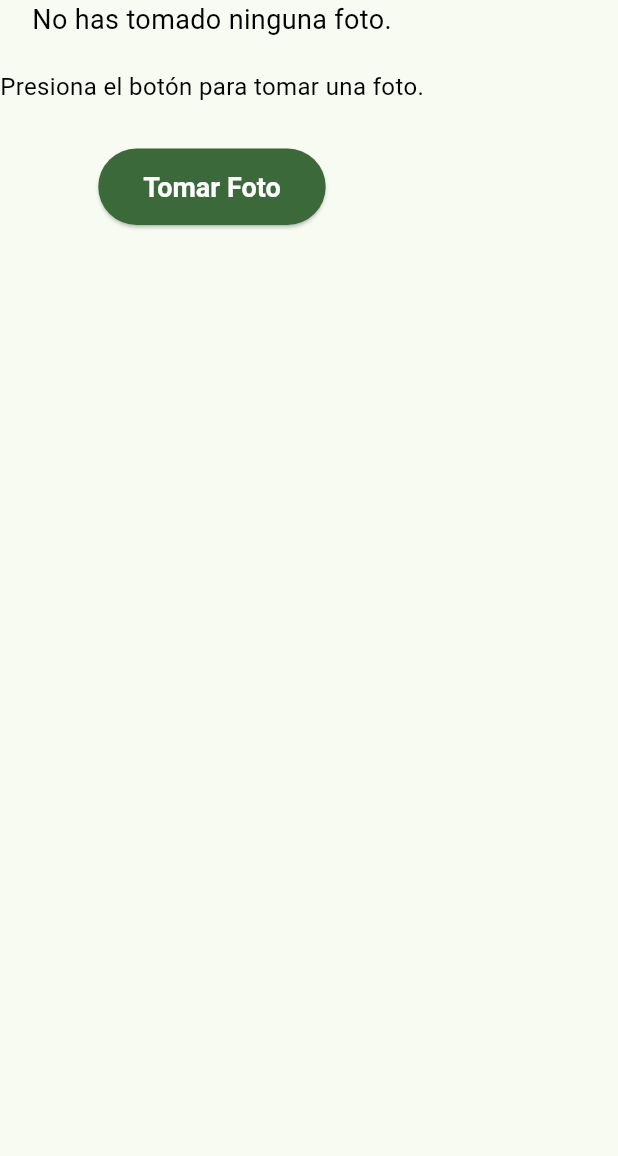
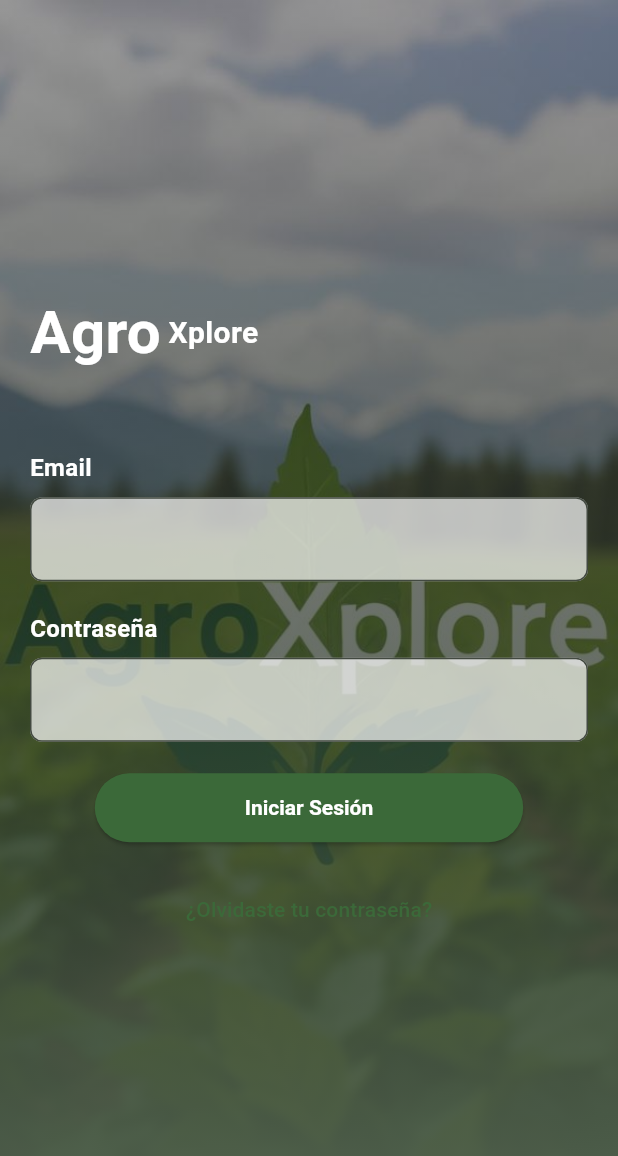
Before and after one commit to jhosepct/agro_xplore, a Flutter app: the screen it shows after launch, on a phone screen of 412 x 824 dp. Shown: the top 1156 px of the screen. Run offline on Flutter 3.47's test engine with Material 3 defaults, Android fonts, the light colour scheme and no system bars; our stand-ins replace bloc, connectivity_plus, firebase_auth, firebase_core, flutter_bloc, geolocator and 4 more; missing offline and left inert: animation_wrappers; accounts and stored records are empty.

Commit message:
add login and firebase config

```diff
--- a/lib/screens/home.dart
+++ b/lib/Home/home/home.dart
@@ -75,10 +75,6 @@ class _HomeScreenState extends State<HomeScreen> {
       statusBarIconBrightness: Brightness.light, // Color de los íconos en la barra de estado
     ));
     return Scaffold(
-      // appBar: AppBar(
-      //
-      //   backgroundColor: Theme.of(context).colorScheme.primary,
-      // ),
       body: SafeArea(
         child: Column(
           mainAxisAlignment: MainAxisAlignment.start,
--- /dev/null
+++ b/lib/assets/assets.dart
@@ -0,0 +1,3 @@
+class Assets{
+  static const String intro = "assets/intro.jpg";
+}
--- a/lib/main.dart
+++ b/lib/main.dart
@@ -1,5 +1,7 @@
-import 'package:agro_xplore/screens/home.dart';
+import 'package:agro_xplore/firebase_options.dart';
+import 'package:agro_xplore/screens/Auth/splash_screen.dart';
 import 'package:agro_xplore/style/style.dart';
+import 'package:firebase_core/firebase_core.dart';
 import 'package:flutter/material.dart';
 
 void main() async {
@@ -9,7 +11,9 @@
 }
 
 Future<void> initializeApp() async {
-
+  await Firebase.initializeApp(
+    options: DefaultFirebaseOptions.currentPlatform,
+  );
 }
 
 class MyApp extends StatelessWidget {
@@ -19,7 +23,7 @@
   Widget build(BuildContext context) {
     return MaterialApp(
         theme: uiTheme(),
-        home: const HomeScreen()
+        home: const SplashScreen()
     );
   }
 }
--- /dev/null
+++ b/lib/screens/Auth/bloc/authentication_bloc.dart
@@ -0,0 +1,70 @@
+import 'package:bloc/bloc.dart';
+import 'package:connectivity_plus/connectivity_plus.dart';
+import 'package:flutter/foundation.dart';
+import "package:meta/meta.dart";
+import 'package:firebase_auth/firebase_auth.dart';
+import 'package:shared_preferences/shared_preferences.dart';
+
+part 'authentication_event.dart';
+part 'authentication_state.dart';
+
+class AuthenticationBloc extends Bloc<AuthenticationEvent, AuthenticationState> {
+  AuthenticationBloc() : super(AuthenticationInitial()) {
+    on<AuthLoginEvent>((event, emit) async {
+      emit(AuthLoadingState());
+      try {
+        final FirebaseAuth _auth = FirebaseAuth.instance;
+        UserCredential userCredential = await _auth.signInWithEmailAndPassword(
+          email: event.email,
+          password: event.password,
+        );
+        print('User: ${userCredential.user!.email}');
+
+        // Guardar el estado de autenticación localmente
+        final SharedPreferences prefs = await SharedPreferences.getInstance();
+        await prefs.setBool('isLogged', true);
+
+        emit(const AuthLoggedState(isLogged: true));
+      } on Exception catch (e) {
+        emit(AuthErrorLoginState(authErrorMessage: e.toString()));
+      }
+    });
+
+    on<AuthAutoLoginEvent>((event, emit) async {
+      emit(AuthLoadingState());
+      try {
+        final FirebaseAuth _auth = FirebaseAuth.instance;
+        var connectivityResult = await (Connectivity().checkConnectivity());
+
+        if (connectivityResult == ConnectivityResult.none) {
+          // Sin conexión, verificar el estado de autenticación localmente
+          final SharedPreferences prefs = await SharedPreferences.getInstance();
+          bool? isLogged = prefs.getBool('isLogged');
+
+          if (isLogged != null && isLogged == true) {
+            emit(const AuthLoggedState(isLogged: true));
+          } else {
+            emit(const AuthErrorLoginState(
+                authErrorMessage: 'No user logged in and no internet connection'));
+          }
+        } else {
+          // Con conexión, verificar con Firebase
+          User? user = _auth.currentUser;
+          if (user != null) {
+            // Guardar estado local
+            final SharedPreferences prefs = await SharedPreferences
+                .getInstance();
+            await prefs.setBool('isLogged', true);
+
+            emit(const AuthLoggedState(isLogged: true));
+          } else {
+            emit(const AuthErrorLoginState(
+                authErrorMessage: 'No user logged in'));
+          }
+        }
+      } on Exception catch (e) {
+        emit(AuthErrorLoginState(authErrorMessage: e.toString()));
+      }
+    });
+  }
+}
--- /dev/null
+++ b/lib/screens/Auth/bloc/authentication_event.dart
@@ -0,0 +1,21 @@
+part of 'authentication_bloc.dart';
+
+@immutable
+sealed class AuthenticationEvent {
+  const AuthenticationEvent();
+
+  @override
+  List<Object> get props => [];
+}
+
+class AuthLoginEvent extends AuthenticationEvent {
+  final String email;
+  final String password;
+
+  const AuthLoginEvent({required this.email, required this.password});
+
+  @override
+  List<Object> get props => [email, password];
+}
+
+class AuthAutoLoginEvent extends AuthenticationEvent {}
--- /dev/null
+++ b/lib/screens/Auth/bloc/authentication_state.dart
@@ -0,0 +1,33 @@
+part of 'authentication_bloc.dart';
+
+@immutable
+sealed class AuthenticationState {
+  const AuthenticationState();
+
+  @override
+  List<Object> get props => [];
+}
+
+final class AuthenticationInitial extends AuthenticationState {}
+
+class AuthLoadingState extends AuthenticationState {}
+
+class AuthErrorLoginState extends AuthenticationState {
+  final String authErrorMessage;
+
+  const AuthErrorLoginState({required this.authErrorMessage});
+
+  @override
+  List<Object> get props => [authErrorMessage];
+}
+
+class AuthLogOutState extends AuthenticationState {}
+
+class AuthLoggedState extends AuthenticationState {
+  final bool isLogged;
+
+  const AuthLoggedState({required this.isLogged});
+
+  @override
+  List<Object> get props => [isLogged];
+}
--- /dev/null
+++ b/lib/screens/Auth/signin/signin.dart
@@ -0,0 +1,219 @@
+import 'package:agro_xplore/Home/home/home.dart';
+import 'package:agro_xplore/screens/Auth/bloc/authentication_bloc.dart';
+import 'package:flutter/material.dart';
+import 'package:flutter_bloc/flutter_bloc.dart';
+import 'package:agro_xplore/assets/assets.dart';
+
+
+class Signinscreen extends StatefulWidget {
+  const Signinscreen({super.key});
+
+  @override
+  State<Signinscreen> createState() => _SigninscreenState();
+}
+
+class _SigninscreenState extends State<Signinscreen> {
+  final AuthenticationBloc _authenticationBloc = AuthenticationBloc();
+  final _emailController = TextEditingController();
+  final _passwordController = TextEditingController();
+  bool _loading = false;
+  String _errorMessage = '';
+
+  @override
+  void initState() {
+    super.initState();
+  }
+
+  @override
+  void dispose() {
+    _authenticationBloc.close();
+    super.dispose();
+  }
+
+  @override
+  Widget build(BuildContext context) {
+    final size = MediaQuery.of(context).size;
+    return Scaffold(
+      body: BlocListener<AuthenticationBloc, AuthenticationState>(
+        bloc: _authenticationBloc,
+        listener: (context, state) {
+          if (state is AuthLoadingState) {
+            setState(() {
+              _loading = true;
+            });
+          }
+          if (state is AuthLoggedState) {
+            setState(() {
+              _loading = false;
+            });
+            Navigator.pushReplacement(
+                context,
+                MaterialPageRoute(
+                    builder: (context) => state.isLogged
+                        ? const HomeScreen()
+                        : const Signinscreen()));
+          }
+          if (state is AuthErrorLoginState) {
+            setState(() {
+              _loading = false;
+              _errorMessage = 'Correo o contraseña incorrecto';
+            });
+          }
+        },
+        child: Center(
+          child: SingleChildScrollView(
+            child: Stack(
+              alignment: AlignmentDirectional.center,
+              children: [
+                Container(
+                  height: size.height,
+                  foregroundDecoration: BoxDecoration(
+                      gradient: LinearGradient(
+                          end: Alignment.bottomCenter,
+                          colors: [
+                            Colors.black38,
+                            Theme.of(context).colorScheme.secondary
+                          ], begin: Alignment.topCenter)),
+                  decoration: const BoxDecoration(
+                    image: DecorationImage(
+                      image: AssetImage(Assets.intro),
+                      fit: BoxFit.cover,
+                    ),
+                  ),
+                ),
+                Padding(
+                  padding: const EdgeInsets.symmetric(horizontal: 20),
+                  child: Column(
+                    children: [
+                      const Row(
+                        crossAxisAlignment: CrossAxisAlignment.center,
+                        children: [
+                          Text(
+                            'Agro',
+                            style: TextStyle(
+                              color: Colors.white,
+                              fontSize: 40,
+                              fontWeight: FontWeight.bold,
+                            ),
+                          ),
+                          SizedBox(width: 5),
+                          Text(
+                            'Xplore',
+                            style: TextStyle(
+                              color: Colors.white,
+                              fontSize: 20,
+                              fontWeight: FontWeight.bold,
+                            ),
+                          ),
+                        ],
+                      ),
+                      SizedBox(height: 50),
+                      Column(
+                        crossAxisAlignment: CrossAxisAlignment.start,
+                        children: [
+                          const Padding(
+                            padding: EdgeInsets.only(bottom: 8.0),
+                            child: Text(
+                              'Email',
+                              style: TextStyle(
+                                fontSize: 16,
+                                fontWeight: FontWeight.bold,
+                                color: Colors.white,
+                              ),
+                            ),
+                          ),
+                          TextFormField(
+                            controller: _emailController,
+                            keyboardType: TextInputType.emailAddress,
+                            decoration: InputDecoration(
+                              filled: true,
+                              fillColor: Colors.white70,
+                              border: OutlineInputBorder(
+                                borderRadius: BorderRadius.circular(8.0),
+                              ),
+                            ),
+                            validator: (value) {
+                              if (value == null || value.isEmpty) {
+                                return 'Please enter your email';
+                              }
+                              return null;
+                            },
+                          ),
+                        ],
+                      ),
+                      SizedBox(height: 20),
+                      Column(
+                        crossAxisAlignment: CrossAxisAlignment.start,
+                        children: [
+                          const Padding(
+                            padding: EdgeInsets.only(bottom: 8.0),
+                            child: Text(
+                              'Contraseña',
+                              style: TextStyle(
+                                fontSize: 16,
+                                fontWeight: FontWeight.bold,
+                                color: Colors.white,
+                              ),
+                            ),
+                          ),
+                          TextFormField(
+                            controller: _passwordController,
+                            keyboardType: TextInputType.emailAddress,
+                            obscureText: true,
+                            decoration: InputDecoration(
+                              filled: true,
+                              fillColor: Colors.white70,
+                              border: OutlineInputBorder(
+                                borderRadius: BorderRadius.circular(8.0),
+                              ),
+                            ),
+                            validator: (value) {
+                              if (value == null || value.isEmpty) {
+                                return 'Please enter your email';
+                              }
+                              return null;
+                            },
+                          ),
+                        ],
+                      ),
+                      if (_errorMessage.isNotEmpty)
+                        Text(
+                          _errorMessage,
+                          style: TextStyle(color: Colors.red),
+                        ),
+                      SizedBox(height: 20),
+                      _loading
+                          ? CircularProgressIndicator()
+                          : ElevatedButton(
+                        onPressed: () {
+                          _authenticationBloc.add(AuthLoginEvent(
+                            email: _emailController.text,
+                            password: _passwordController.text,
+                          ));
+                        },
+                        child: Text('Iniciar Sesión', style: TextStyle(color: Colors.white)),
+                        style: ElevatedButton.styleFrom(
+                          backgroundColor: Theme.of(context).colorScheme.primary,
+                          padding: EdgeInsets.symmetric(
+                              horizontal: 100, vertical: 15),
+                        ),
+                      ),
+                      SizedBox(height: 20),
+                      TextButton(
+                        onPressed: () {
+                          // Aquí podrías implementar la función de "Recuperar contraseña"
+                        },
+                        child: Text('¿Olvidaste tu contraseña?'),
+                      ),
+                    ],
+                  ),
+                )
+
+              ],
+            ),
+          ),
+        ),
+      ),
+    );
+  }
+}
```
Also changed, not shown: lib/screens/Auth/splash_screen.dart (added, +87 -0 lines), pubspec.yaml (+9 -2 lines), assets/intro.jpg (added), firebase.json (added), lib/firebase_options.dart (added), pubspec.lock, 6 other files.
